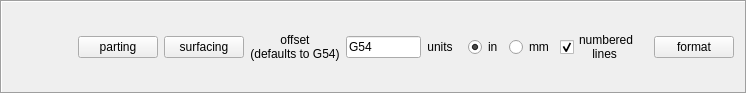
The window that CNC_TOOLBOX_DEV/wb/sherline_lathe/gui/sherline_lathe_wb.ui (MrSamuelLaw/CNC_TOOLBOX) describes before a commit, drawn with Qt 5.
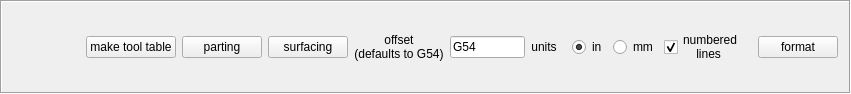
The same window after the commit.

```diff
--- a/CNC_TOOLBOX_DEV/wb/sherline_lathe/gui/sherline_lathe_wb.ui
+++ b/CNC_TOOLBOX_DEV/wb/sherline_lathe/gui/sherline_lathe_wb.ui
@@ -6,7 +6,7 @@
    <rect>
     <x>0</x>
     <y>0</y>
-    <width>747</width>
+    <width>851</width>
     <height>94</height>
    </rect>
   </property>
@@ -29,7 +29,51 @@
    <number>1</number>
   </property>
   <layout class="QGridLayout" name="gridLayout_2">
-   <item row="0" column="6">
+   <item row="0" column="8">
+    <widget class="QPushButton" name="format_button">
+     <property name="maximumSize">
+      <size>
+       <width>125</width>
+       <height>16777215</height>
+      </size>
+     </property>
+     <property name="text">
+      <string>format</string>
+     </property>
+    </widget>
+   </item>
+   <item row="0" column="4">
+    <widget class="QLabel" name="label">
+     <property name="text">
+      <string>offset
+(defaults to G54)</string>
+     </property>
+     <property name="alignment">
+      <set>Qt::AlignCenter</set>
+     </property>
+    </widget>
+   </item>
+   <item row="0" column="0">
+    <spacer name="horizontalSpacer">
+     <property name="orientation">
+      <enum>Qt::Horizontal</enum>
+     </property>
+     <property name="sizeHint" stdset="0">
+      <size>
+       <width>40</width>
+       <height>20</height>
+      </size>
+     </property>
+    </spacer>
+   </item>
+   <item row="0" column="3">
+    <widget class="QPushButton" name="surfacing_pushButton">
+     <property name="text">
+      <string>surfacing</string>
+     </property>
+    </widget>
+   </item>
+   <item row="0" column="7">
     <widget class="QWidget" name="widget" native="true">
      <layout class="QGridLayout" name="gridLayout">
       <item row="0" column="0">
@@ -63,51 +107,7 @@
      </layout>
     </widget>
    </item>
-   <item row="0" column="2">
-    <widget class="QPushButton" name="surfacing_pushButton">
-     <property name="text">
-      <string>surfacing</string>
-     </property>
-    </widget>
-   </item>
-   <item row="0" column="3">
-    <widget class="QLabel" name="label">
-     <property name="text">
-      <string>offset
-(defaults to G54)</string>
-     </property>
-     <property name="alignment">
-      <set>Qt::AlignCenter</set>
-     </property>
-    </widget>
-   </item>
-   <item row="0" column="7">
-    <widget class="QPushButton" name="format_button">
-     <property name="maximumSize">
-      <size>
-       <width>125</width>
-       <height>16777215</height>
-      </size>
-     </property>
-     <property name="text">
-      <string>format</string>
-     </property>
-    </widget>
-   </item>
-   <item row="0" column="0">
-    <spacer name="horizontalSpacer">
-     <property name="orientation">
-      <enum>Qt::Horizontal</enum>
-     </property>
-     <property name="sizeHint" stdset="0">
-      <size>
-       <width>40</width>
-       <height>20</height>
-      </size>
-     </property>
-    </spacer>
-   </item>
-   <item row="0" column="4">
+   <item row="0" column="5">
     <widget class="QLineEdit" name="offset_field">
      <property name="maximumSize">
       <size>
@@ -123,7 +123,7 @@
      </property>
     </widget>
    </item>
-   <item row="0" column="5">
+   <item row="0" column="6">
     <widget class="QLabel" name="label_2">
      <property name="text">
       <string>units</string>
@@ -133,13 +133,20 @@
      </property>
     </widget>
    </item>
-   <item row="0" column="1">
+   <item row="0" column="2">
     <widget class="QPushButton" name="parting_pushButton">
      <property name="text">
       <string>parting</string>
      </property>
     </widget>
    </item>
+   <item row="0" column="1">
+    <widget class="QPushButton" name="tool_table_pushButton">
+     <property name="text">
+      <string>make tool table</string>
+     </property>
+    </widget>
+   </item>
   </layout>
  </widget>
  <resources/>
```
